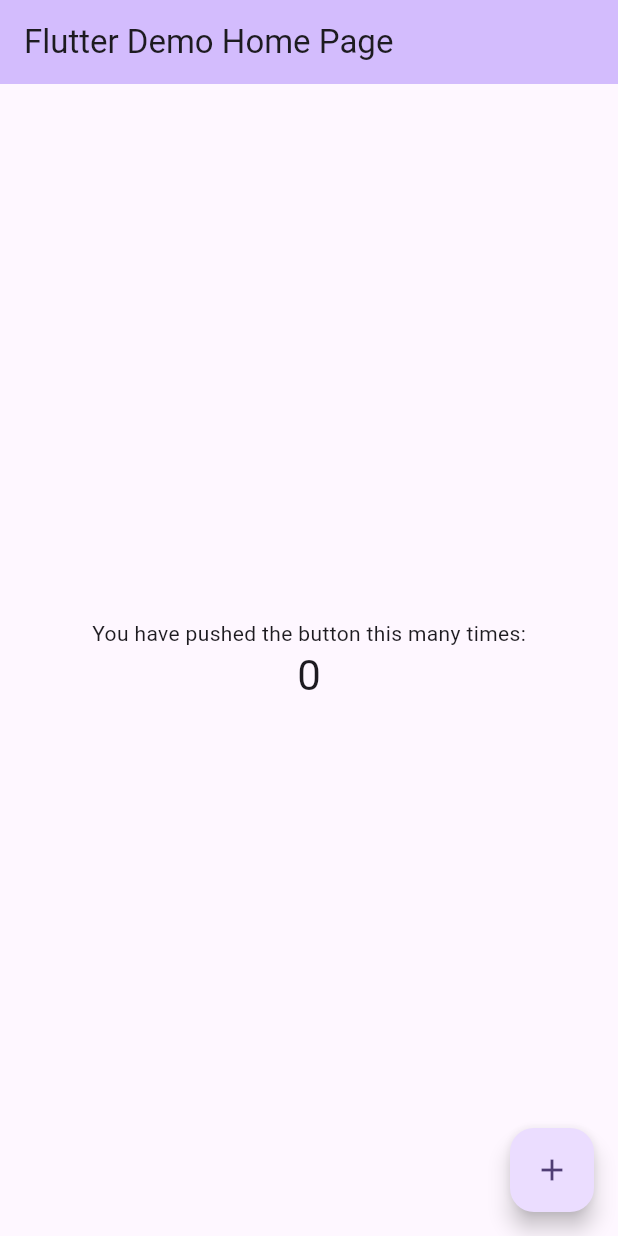
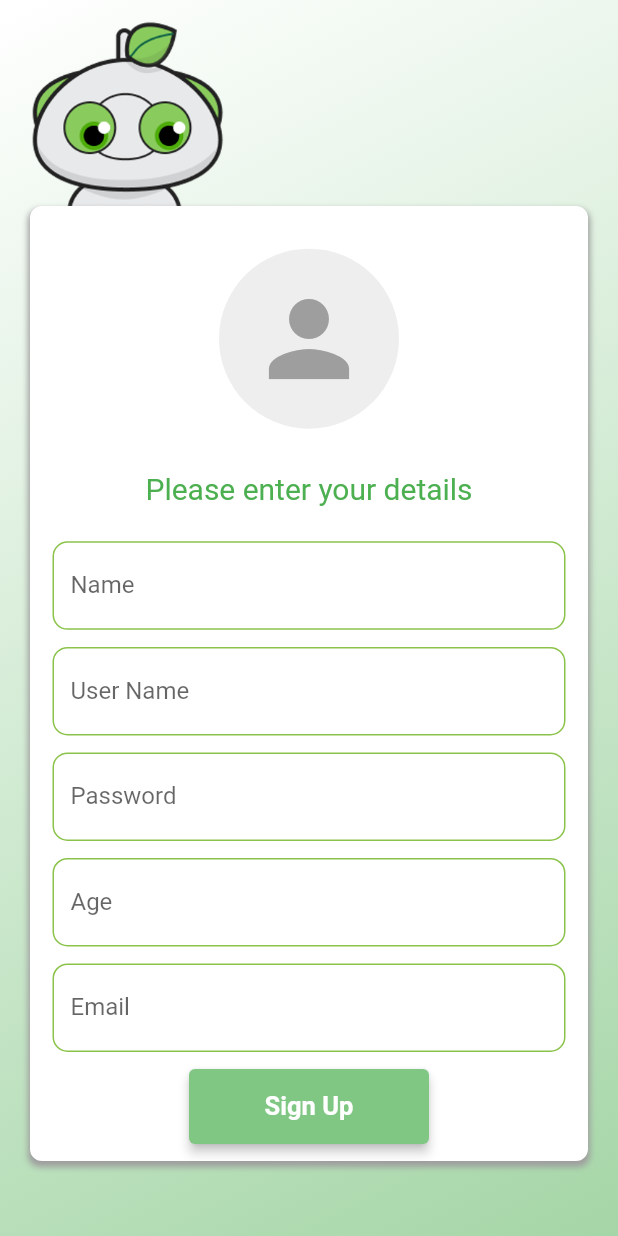
Before and after one commit to khhandrea/flutter-daily-diet-dare, a Flutter app: the screen it shows after launch, on a phone screen of 412 x 824 dp. Run offline on Flutter 3.47's test engine with Material 2 defaults, Android fonts, the phone set to English and light mode, and no system bars.

Commit message:
Making Login File

```diff
--- a/lib/main.dart
+++ b/lib/main.dart
@@ -1,4 +1,6 @@
+
 import 'package:flutter/material.dart';
+import 'sign_in.dart';
 
 void main() {
   runApp(const MyApp());
@@ -10,116 +12,13 @@ class MyApp extends StatelessWidget {
   // This widget is the root of your application.
   @override
   Widget build(BuildContext context) {
-    return MaterialApp(
-      title: 'Flutter Demo',
-      theme: ThemeData(
-        // This is the theme of your application.
-        //
-        // TRY THIS: Try running your application with "flutter run". You'll see
-        // the application has a blue toolbar. Then, without quitting the app,
-        // try changing the seedColor in the colorScheme below to Colors.green
-        // and then invoke "hot reload" (save your changes or press the "hot
-        // reload" button in a Flutter-supported IDE, or press "r" if you used
-        // the command line to start the app).
-        //
-        // Notice that the counter didn't reset back to zero; the application
-        // state is not lost during the reload. To reset the state, use hot
-        // restart instead.
-        //
-        // This works for code too, not just values: Most code changes can be
-        // tested with just a hot reload.
-        colorScheme: ColorScheme.fromSeed(seedColor: Colors.deepPurple),
-        useMaterial3: true,
+    return const MaterialApp(
+      debugShowCheckedModeBanner: false,
+      home: Scaffold(
+        body: SafeArea(
+            child: SignIn()
+        )
       ),
-      home: const MyHomePage(title: 'Flutter Demo Home Page'),
     );
   }
 }
-
-class MyHomePage extends StatefulWidget {
-  const MyHomePage({super.key, required this.title});
-
-  // This widget is the home page of your application. It is stateful, meaning
-  // that it has a State object (defined below) that contains fields that affect
-  // how it looks.
-
-  // This class is the configuration for the state. It holds the values (in this
-  // case the title) provided by the parent (in this case the App widget) and
-  // used by the build method of the State. Fields in a Widget subclass are
-  // always marked "final".
-
-  final String title;
-
-  @override
-  State<MyHomePage> createState() => _MyHomePageState();
-}
-
-class _MyHomePageState extends State<MyHomePage> {
-  int _counter = 0;
-
-  void _incrementCounter() {
-    setState(() {
-      // This call to setState tells the Flutter framework that something has
-      // changed in this State, which causes it to rerun the build method below
-      // so that the display can reflect the updated values. If we changed
-      // _counter without calling setState(), then the build method would not be
-      // called again, and so nothing would appear to happen.
-      _counter++;
-    });
-  }
-
-  @override
-  Widget build(BuildContext context) {
-    // This method is rerun every time setState is called, for instance as done
-    // by the _incrementCounter method above.
-    //
-    // The Flutter framework has been optimized to make rerunning build methods
-    // fast, so that you can just rebuild anything that needs updating rather
-    // than having to individually change instances of widgets.
-    return Scaffold(
-      appBar: AppBar(
-        // TRY THIS: Try changing the color here to a specific color (to
-        // Colors.amber, perhaps?) and trigger a hot reload to see the AppBar
-        // change color while the other colors stay the same.
-        backgroundColor: Theme.of(context).colorScheme.inversePrimary,
-        // Here we take the value from the MyHomePage object that was created by
-        // the App.build method, and use it to set our appbar title.
-        title: Text(widget.title),
-      ),
-      body: Center(
-        // Center is a layout widget. It takes a single child and positions it
-        // in the middle of the parent.
-        child: Column(
-          // Column is also a layout widget. It takes a list of children and
-          // arranges them vertically. By default, it sizes itself to fit its
-          // children horizontally, and tries to be as tall as its parent.
-          //
-          // Column has various properties to control how it sizes itself and
-          // how it positions its children. Here we use mainAxisAlignment to
-          // center the children vertically; the main axis here is the vertical
-          // axis because Columns are vertical (the cross axis would be
-          // horizontal).
-          //
-          // TRY THIS: Invoke "debug painting" (choose the "Toggle Debug Paint"
-          // action in the IDE, or press "p" in the console), to see the
-          // wireframe for each widget.
-          mainAxisAlignment: MainAxisAlignment.center,
-          children: <Widget>[
-            const Text(
-              'You have pushed the button this many times:',
-            ),
-            Text(
-              '$_counter',
-              style: Theme.of(context).textTheme.headlineMedium,
-            ),
-          ],
-        ),
-      ),
-      floatingActionButton: FloatingActionButton(
-        onPressed: _incrementCounter,
-        tooltip: 'Increment',
-        child: const Icon(Icons.add),
-      ), // This trailing comma makes auto-formatting nicer for build methods.
-    );
-  }
-}
--- /dev/null
+++ b/lib/sign_in.dart
@@ -0,0 +1,152 @@
+import 'package:flutter/material.dart';
+import 'package:flutter/services.dart';
+
+class SignIn extends StatelessWidget {
+  const SignIn({super.key});
+
+  @override
+  Widget build(BuildContext context) {
+
+    Widget getInfoSection = Card(
+      margin: const EdgeInsets.fromLTRB(15, 0, 15, 0),
+      elevation: 0,
+      child: Column(
+        // mainAxisAlignment: MainAxisAlignment.spaceEvenly,
+        children: [
+          Expanded(
+            flex: 1,
+            child: Column(
+              children: [
+                Expanded(
+                  flex: 5,
+                  child: CircleAvatar(
+                    backgroundColor: Colors.grey[200],
+                    radius: 60,
+                    child: const Icon(
+                      Icons.person,
+                      color: Colors.grey,
+                      size: 80,
+                    ),
+                  ),
+                ),
+                Expanded(
+                  flex: 1,
+                  child: Text(
+                    "Please enter your details",
+                    style: TextStyle(
+                      color: Colors.green.shade500,
+                      fontSize: 20,
+                    ),
+                  )
+                )
+              ],
+            )
+          ),
+          Expanded(
+            flex: 2,
+            child: Column(
+              mainAxisAlignment: MainAxisAlignment.spaceEvenly,
+              children: [
+                _personalDetailInfo("Name"),
+                _personalDetailInfo("User Name"),
+                _personalDetailInfo("Password"),
+                _personalDetailInfo("Age"),
+                _personalDetailInfo("Email"),
+                _personalDataInfoButton(),
+              ],
+            ),
+          )
+        ],
+      ),
+    );
+
+    return AnnotatedRegion<SystemUiOverlayStyle>(
+      value: SystemUiOverlayStyle.dark,
+      child: Container(
+        decoration: BoxDecoration(
+          gradient: LinearGradient(
+            begin: Alignment.topLeft,
+            end: Alignment.bottomRight,
+            colors: [ Colors.white, Colors.green.shade200 ]
+          ),
+        ),
+        child: Column(
+          children: [
+            Expanded(
+              flex: 2,
+              child: Container(
+                decoration: const BoxDecoration(
+                  image: DecorationImage(
+                    image: AssetImage('assets/robot-lookDown.png'),
+                    fit: BoxFit.cover
+                  )
+                )
+              )
+            ),
+            Expanded(
+              flex: 10,
+              child: Container(
+                margin: const EdgeInsets.fromLTRB(20, 0, 20, 50),
+                height: double.infinity,
+                width: double.infinity,
+                decoration: const BoxDecoration(
+                  color: Colors.white,
+                  borderRadius: BorderRadius.all(Radius.circular(8)),
+                  boxShadow: [
+                    BoxShadow(
+                      color: Colors.grey,
+                      spreadRadius: 1,
+                      blurRadius: 3,
+                      offset: Offset(0, 3),
+                    )
+                  ]
+                ),
+                child: getInfoSection,
+              ),
+            )
+          ],
+        )
+      ),
+    );
+  }
+
+
+  TextField _personalDetailInfo(String label) {
+    return TextField(
+      decoration: InputDecoration(
+        enabledBorder: const OutlineInputBorder(
+          borderSide: BorderSide(
+            width: 1, color: Colors.lightGreen,
+          ),
+          borderRadius: BorderRadius.all(Radius.circular(10))
+        ),
+        focusedBorder: const OutlineInputBorder(
+          borderSide: BorderSide(
+            width: 1, color: Colors.green,
+          ),
+          borderRadius: BorderRadius.all(Radius.circular(10))
+        ),
+        labelText: label,
+      ),
+    );
+  }
+
+  ElevatedButton _personalDataInfoButton() {
+    return ElevatedButton(
+      style: ButtonStyle(
+        foregroundColor: const MaterialStatePropertyAll(Colors.white),
+        backgroundColor: MaterialStatePropertyAll(Colors.green.shade300),
+        fixedSize: const MaterialStatePropertyAll(Size(160, 50)),
+        elevation: const MaterialStatePropertyAll(3)
+      ),
+      onPressed: null, // TODO have to be implemented 'onPressed'
+      child: const Text(
+        "Sign Up",
+        style: TextStyle(
+          fontSize: 17,
+          fontWeight: FontWeight.bold
+        ),
+      ),
+    );
+  }
+}
--- a/pubspec.yaml
+++ b/pubspec.yaml
@@ -59,7 +59,8 @@ flutter:
   uses-material-design: true
 
   # To add assets to your application, add an assets section, like this:
-  # assets:
+  assets:
+    - assets/robot-lookDown.png
   #   - images/a_dot_burr.jpeg
   #   - images/a_dot_ham.jpeg
 
```
Also changed, not shown: assets/robot-lookDown.png (added), 152 other files.
